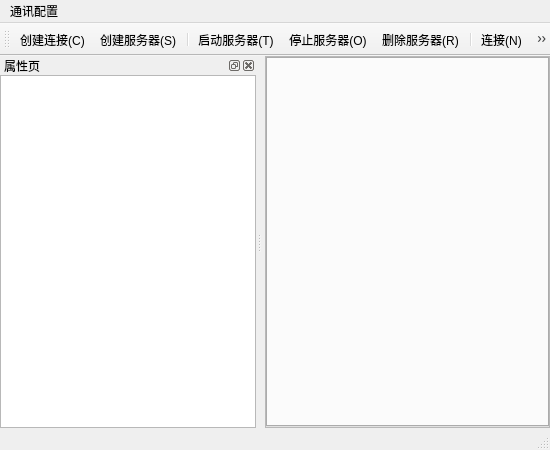
Qt form tcpipwindow.ui (eveningwyn/Ethernet_SerialPort) before a commit.
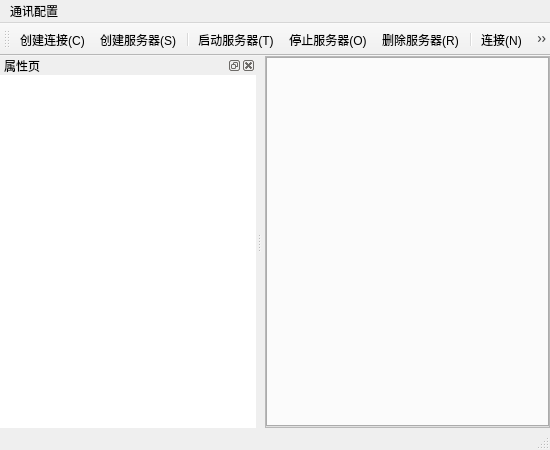
The same form after that commit. Icons and pictures are not drawn.

Commit message: 1. updata tcp/ip ui

What changed in the file:
```diff
--- a/tcpipwindow.ui
+++ b/tcpipwindow.ui
@@ -146,6 +146,9 @@
      </property>
      <item row="0" column="0">
       <widget class="QTreeWidget" name="modeTreeWidget">
+       <property name="frameShape">
+        <enum>QFrame::NoFrame</enum>
+       </property>
        <property name="columnCount">
         <number>0</number>
        </property>
```
The commit also changes 2 other files.
